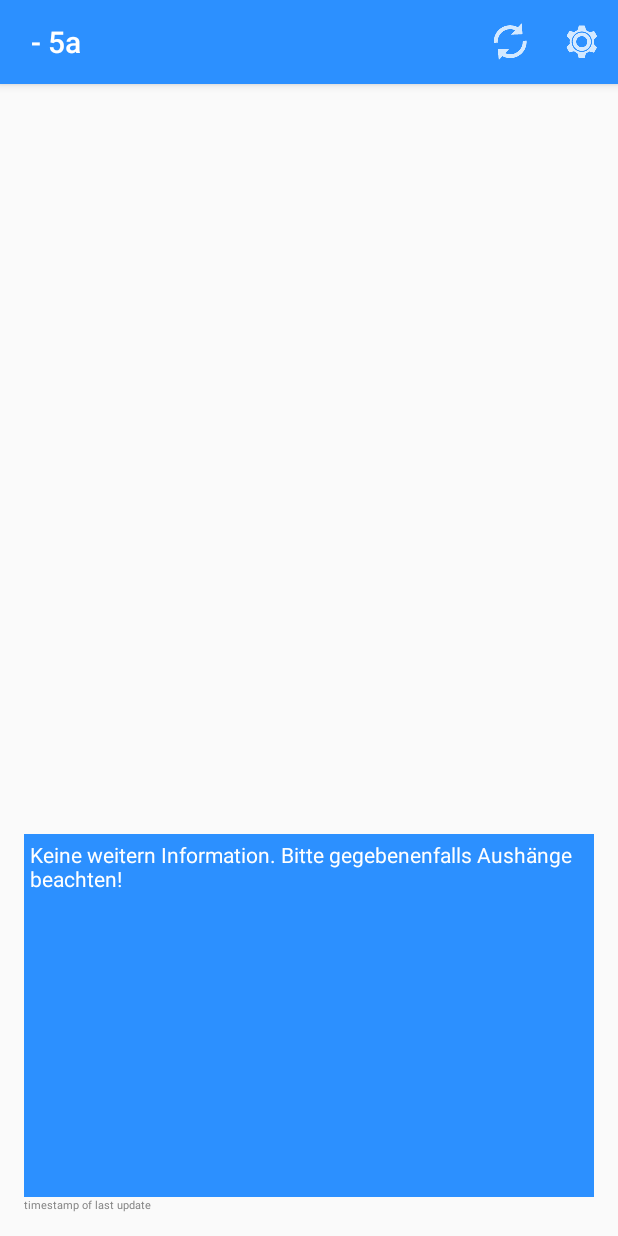
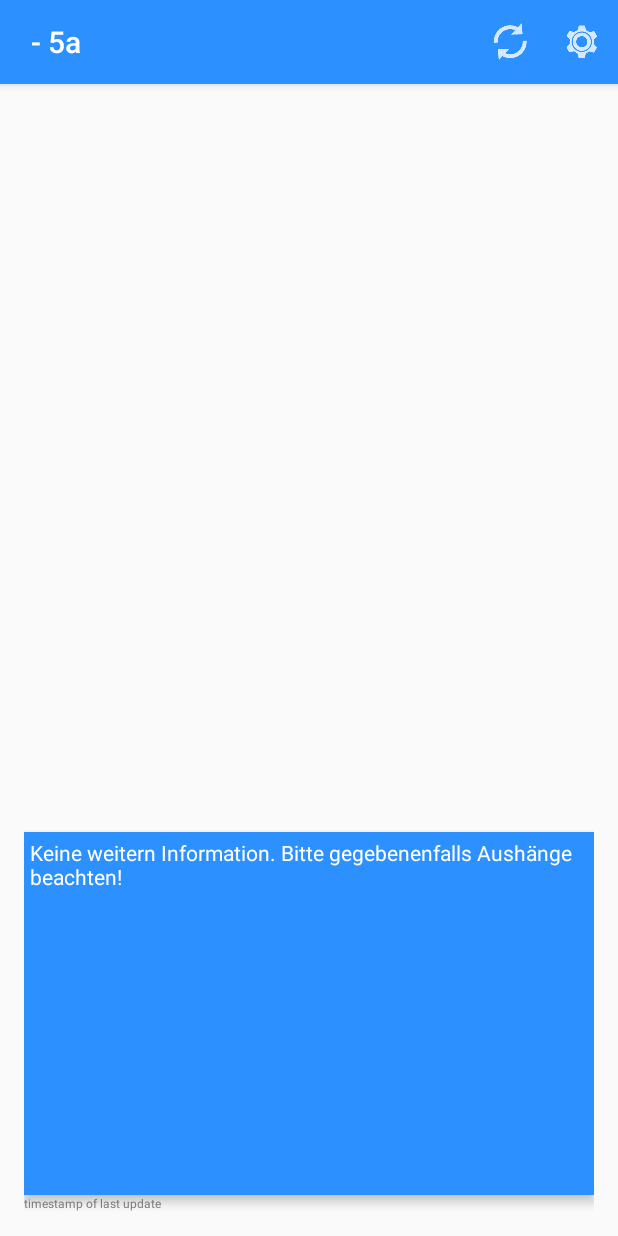
Before and after one commit to bstrobel/VPlan, an Android app: the screen it shows after launch (MainActivity), on a phone screen of 412 x 824 dp. Run offline under Robolectric (Android 15) with nearby library versions, the phone set to English and light mode, and no system bars; 1 statement that could not run was skipped.

```diff
--- a/app/src/main/res/layout/vplan_fragment.xml
+++ b/app/src/main/res/layout/vplan_fragment.xml
@@ -22,6 +22,7 @@
         android:paddingRight="@dimen/zusatzinfo_margin"
         android:paddingTop="@dimen/zusatzinfo_margin"
         android:paddingBottom="@dimen/zusatzinfo_margin"
+        android:elevation="@dimen/zusatzinfo_elevation"
         android:background="@color/bernd_blue">
         <TextView
             android:layout_width="match_parent"
--- a/app/src/main/res/values/dimens.xml
+++ b/app/src/main/res/values/dimens.xml
@@ -6,6 +6,7 @@
     <dimen name="vplan_item_width_small">45dp</dimen>
     <dimen name="vplan_item_min_height">30dp</dimen>
     <dimen name="vplan_item_padding_left">10dp</dimen>
-    <dimen name="time_stamp_text_size">7sp</dimen>
+    <dimen name="time_stamp_text_size">8sp</dimen>
     <dimen name="zusatzinfo_margin">4dp</dimen>
+    <dimen name="zusatzinfo_elevation">4dp</dimen>
 </resources>
```
